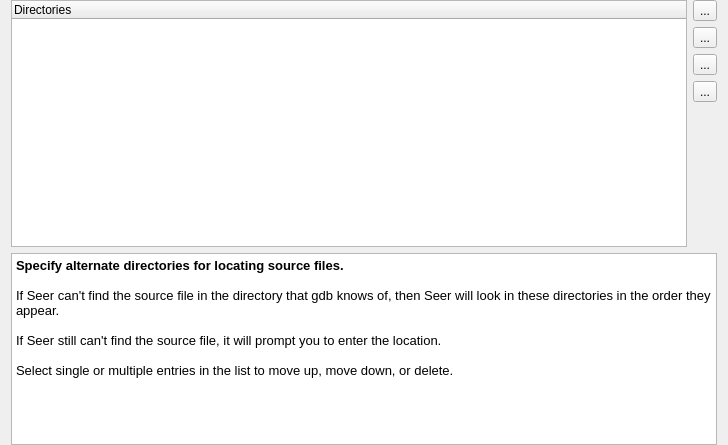
epasveer/seer, file src/SeerSourceConfigPage.ui: the form before one commit.
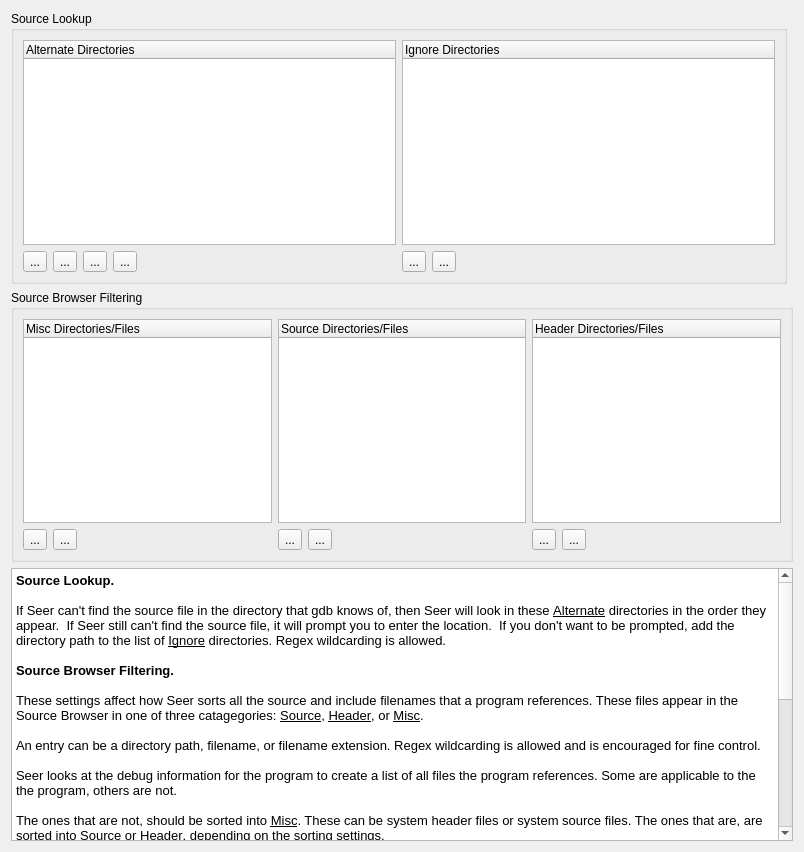
The form after the commit. Icons and pictures are not drawn.

Commit message:
Add 'ignore' support when opening files.
Some system files won't be found and are annoying
when prompted each time.

```diff
--- a/src/SeerSourceConfigPage.ui
+++ b/src/SeerSourceConfigPage.ui
@@ -6,22 +6,44 @@
    <rect>
     <x>0</x>
     <y>0</y>
-    <width>728</width>
-    <height>445</height>
+    <width>804</width>
+    <height>852</height>
    </rect>
   </property>
   <property name="windowTitle">
    <string>SeerSourceConfigPage</string>
   </property>
   <layout class="QGridLayout" name="gridLayout">
-   <property name="topMargin">
-    <number>0</number>
-   </property>
-   <property name="bottomMargin">
-    <number>0</number>
-   </property>
-   <item row="0" column="1">
-    <widget class="QToolButton" name="addDirectoryToolButton">
+   <item row="0" column="0">
+    <widget class="QGroupBox" name="sourceLocationGroupBox">
+     <property name="title">
+      <string>Source Lookup</string>
+     </property>
+     <layout class="QHBoxLayout" name="horizontalLayout_3">
+      <item>
+       <layout class="QVBoxLayout" name="verticalLayout_1">
+        <item>
+         <widget class="QTreeWidget" name="alternateDirectoriesTreeWidget">
+          <property name="sizePolicy">
+           <sizepolicy hsizetype="Expanding" vsizetype="Expanding">
+            <horstretch>0</horstretch>
+            <verstretch>0</verstretch>
+           </sizepolicy>
+          </property>
+          <property name="rootIsDecorated">
+           <bool>false</bool>
+          </property>
+          <column>
+           <property name="text">
+            <string>Alternate Directories</string>
+           </property>
+          </column>
+         </widget>
+        </item>
+        <item>
+         <layout class="QHBoxLayout" name="horizontalLayout_1">
+          <item>
+           <widget class="QToolButton" name="addAlternateDirectoryToolButton">
      <property name="toolTip">
       <string>Add a new directory.</string>
      </property>
@@ -34,8 +56,8 @@
      </property>
     </widget>
    </item>
-   <item row="1" column="1">
-    <widget class="QToolButton" name="moveUpDirectoriesToolButton">
+          <item>
+           <widget class="QToolButton" name="moveUpAlternateDirectoriesToolButton">
      <property name="toolTip">
       <string>Move up selected directories.</string>
      </property>
@@ -48,8 +70,8 @@
      </property>
     </widget>
    </item>
-   <item row="2" column="1">
-    <widget class="QToolButton" name="moveDownDirectoriesToolButton">
+          <item>
+           <widget class="QToolButton" name="moveDownAlternateDirectoriesToolButton">
      <property name="toolTip">
       <string>Move down selected directories.</string>
      </property>
@@ -62,8 +84,8 @@
      </property>
     </widget>
    </item>
-   <item row="3" column="1">
-    <widget class="QToolButton" name="deleteDirectoriesToolButton">
+          <item>
+           <widget class="QToolButton" name="deleteAlternateDirectoriesToolButton">
      <property name="toolTip">
       <string>Delete selected directories.</string>
      </property>
@@ -76,20 +98,304 @@
      </property>
     </widget>
    </item>
-   <item row="4" column="1">
-    <spacer name="verticalSpacer">
+          <item>
+           <spacer name="horizontalSpacer_1">
      <property name="orientation">
-      <enum>Qt::Vertical</enum>
+             <enum>Qt::Horizontal</enum>
      </property>
      <property name="sizeHint" stdset="0">
       <size>
-       <width>20</width>
-       <height>82</height>
+              <width>40</width>
+              <height>20</height>
       </size>
      </property>
     </spacer>
    </item>
-   <item row="5" column="0" colspan="2">
+         </layout>
+        </item>
+       </layout>
+      </item>
+      <item>
+       <layout class="QVBoxLayout" name="verticalLayout_2">
+        <item>
+         <widget class="QTreeWidget" name="ignoreDirectoriesTreeWidget">
+          <property name="sizePolicy">
+           <sizepolicy hsizetype="Expanding" vsizetype="Expanding">
+            <horstretch>0</horstretch>
+            <verstretch>0</verstretch>
+           </sizepolicy>
+          </property>
+          <property name="rootIsDecorated">
+           <bool>false</bool>
+          </property>
+          <column>
+           <property name="text">
+            <string>Ignore Directories</string>
+           </property>
+          </column>
+         </widget>
+        </item>
+        <item>
+         <layout class="QHBoxLayout" name="horizontalLayout_2">
+          <item>
+           <widget class="QToolButton" name="addIgnoreDirectoryToolButton">
+            <property name="toolTip">
+             <string>Add a new directory.</string>
+            </property>
+            <property name="text">
+             <string>...</string>
+            </property>
+            <property name="icon">
+             <iconset resource="resource.qrc">
+              <normaloff>:/seer/resources/RelaxLightIcons/document-new.svg</normaloff>:/seer/resources/RelaxLightIcons/document-new.svg</iconset>
+            </property>
+           </widget>
+          </item>
+          <item>
+           <widget class="QToolButton" name="deleteIgnoreDirectoriesToolButton">
+            <property name="toolTip">
+             <string>Delete selected directories.</string>
+            </property>
+            <property name="text">
+             <string>...</string>
+            </property>
+            <property name="icon">
+             <iconset resource="resource.qrc">
+              <normaloff>:/seer/resources/RelaxLightIcons/edit-delete.svg</normaloff>:/seer/resources/RelaxLightIcons/edit-delete.svg</iconset>
+            </property>
+           </widget>
+          </item>
+          <item>
+           <spacer name="horizontalSpacer_2">
+            <property name="orientation">
+             <enum>Qt::Horizontal</enum>
+            </property>
+            <property name="sizeHint" stdset="0">
+             <size>
+              <width>40</width>
+              <height>20</height>
+             </size>
+            </property>
+           </spacer>
+          </item>
+         </layout>
+        </item>
+       </layout>
+      </item>
+     </layout>
+    </widget>
+   </item>
+   <item row="1" column="0" colspan="2">
+    <widget class="QGroupBox" name="sourceBrowserGroupBox">
+     <property name="title">
+      <string>Source Browser Filtering</string>
+     </property>
+     <layout class="QHBoxLayout" name="horizontalLayout">
+      <item>
+       <layout class="QVBoxLayout" name="verticalLayout">
+        <item>
+         <widget class="QTreeWidget" name="miscDirectoriesTreeWidget">
+          <property name="sizePolicy">
+           <sizepolicy hsizetype="Expanding" vsizetype="Expanding">
+            <horstretch>0</horstretch>
+            <verstretch>0</verstretch>
+           </sizepolicy>
+          </property>
+          <property name="rootIsDecorated">
+           <bool>false</bool>
+          </property>
+          <column>
+           <property name="text">
+            <string>Misc Directories/Files</string>
+           </property>
+          </column>
+         </widget>
+        </item>
+        <item>
+         <layout class="QHBoxLayout" name="horizontalLayout_4">
+          <item>
+           <widget class="QToolButton" name="addMiscDirectoryToolButton">
+            <property name="toolTip">
+             <string>Add a new directory.</string>
+            </property>
+            <property name="text">
+             <string>...</string>
+            </property>
+            <property name="icon">
+             <iconset resource="resource.qrc">
+              <normaloff>:/seer/resources/RelaxLightIcons/document-new.svg</normaloff>:/seer/resources/RelaxLightIcons/document-new.svg</iconset>
+            </property>
+           </widget>
+          </item>
+          <item>
+           <widget class="QToolButton" name="deleteMiscDirectoriesToolButton">
+            <property name="toolTip">
+             <string>Delete selected directories.</string>
+            </property>
+            <property name="text">
+             <string>...</string>
+            </property>
+            <property name="icon">
+             <iconset resource="resource.qrc">
+              <normaloff>:/seer/resources/RelaxLightIcons/edit-delete.svg</normaloff>:/seer/resources/RelaxLightIcons/edit-delete.svg</iconset>
+            </property>
+           </widget>
+          </item>
+          <item>
+           <spacer name="horizontalSpacer_3">
+            <property name="orientation">
+             <enum>Qt::Horizontal</enum>
+            </property>
+            <property name="sizeHint" stdset="0">
+             <size>
+              <width>40</width>
+              <height>20</height>
+             </size>
+            </property>
+           </spacer>
+          </item>
+         </layout>
+        </item>
+       </layout>
+      </item>
+      <item>
+       <layout class="QVBoxLayout" name="verticalLayout_3">
+        <item>
+         <widget class="QTreeWidget" name="sourceDirectoriesTreeWidget">
+          <property name="sizePolicy">
+           <sizepolicy hsizetype="Expanding" vsizetype="Expanding">
+            <horstretch>0</horstretch>
+            <verstretch>0</verstretch>
+           </sizepolicy>
+          </property>
+          <property name="rootIsDecorated">
+           <bool>false</bool>
+          </property>
+          <column>
+           <property name="text">
+            <string>Source Directories/Files</string>
+           </property>
+          </column>
+         </widget>
+        </item>
+        <item>
+         <layout class="QHBoxLayout" name="horizontalLayout_5">
+          <item>
+           <widget class="QToolButton" name="addSourceDirectoryToolButton">
+            <property name="toolTip">
+             <string>Add a new directory.</string>
+            </property>
+            <property name="text">
+             <string>...</string>
+            </property>
+            <property name="icon">
+             <iconset resource="resource.qrc">
+              <normaloff>:/seer/resources/RelaxLightIcons/document-new.svg</normaloff>:/seer/resources/RelaxLightIcons/document-new.svg</iconset>
+            </property>
+           </widget>
+          </item>
+          <item>
+           <widget class="QToolButton" name="deleteSourceDirectoriesToolButton">
+            <property name="toolTip">
+             <string>Delete selected directories.</string>
+            </property>
+            <property name="text">
+             <string>...</string>
+            </property>
+            <property name="icon">
+             <iconset resource="resource.qrc">
+              <normaloff>:/seer/resources/RelaxLightIcons/edit-delete.svg</normaloff>:/seer/resources/RelaxLightIcons/edit-delete.svg</iconset>
+            </property>
+           </widget>
+          </item>
+          <item>
+           <spacer name="horizontalSpacer_4">
+            <property name="orientation">
+             <enum>Qt::Horizontal</enum>
+            </property>
+            <property name="sizeHint" stdset="0">
+             <size>
+              <width>40</width>
+              <height>20</height>
+             </size>
+            </property>
+           </spacer>
+          </item>
+         </layout>
+        </item>
+       </layout>
+      </item>
+      <item>
+       <layout class="QVBoxLayout" name="verticalLayout_4">
+        <item>
+         <widget class="QTreeWidget" name="headerDirectoriesTreeWidget">
+          <property name="sizePolicy">
+           <sizepolicy hsizetype="Expanding" vsizetype="Expanding">
+            <horstretch>0</horstretch>
+            <verstretch>0</verstretch>
+           </sizepolicy>
+          </property>
+          <property name="rootIsDecorated">
+           <bool>false</bool>
+          </property>
+          <column>
+           <property name="text">
+            <string>Header Directories/Files</string>
+           </property>
+          </column>
+         </widget>
+        </item>
+        <item>
+         <layout class="QHBoxLayout" name="horizontalLayout_6">
+          <item>
+           <widget class="QToolButton" name="addHeaderDirectoryToolButton">
+            <property name="toolTip">
+             <string>Add a new directory.</string>
+            </property>
+            <property name="text">
+             <string>...</string>
+            </property>
+            <property name="icon">
+             <iconset resource="resource.qrc">
+              <normaloff>:/seer/resources/RelaxLightIcons/document-new.svg</normaloff>:/seer/resources/RelaxLightIcons/document-new.svg</iconset>
+            </property>
+           </widget>
+          </item>
+          <item>
+           <widget class="QToolButton" name="deleteHeaderDirectoriesToolButton">
+            <property name="toolTip">
+             <string>Delete selected directories.</string>
+            </property>
+            <property name="text">
+             <string>...</string>
+            </property>
+            <property name="icon">
+             <iconset resource="resource.qrc">
+              <normaloff>:/seer/resources/RelaxLightIcons/edit-delete.svg</normaloff>:/seer/resources/RelaxLightIcons/edit-delete.svg</iconset>
+            </property>
+           </widget>
+          </item>
+          <item>
+           <spacer name="horizontalSpacer_5">
+            <property name="orientation">
+             <enum>Qt::Horizontal</enum>
+            </property>
+            <property name="sizeHint" stdset="0">
+             <size>
+              <width>40</width>
+              <height>20</height>
+             </size>
+            </property>
+           </spacer>
+          </item>
+         </layout>
+        </item>
+       </layout>
+      </item>
+     </layout>
+    </widget>
+   </item>
+   <item row="2" column="0" colspan="2">
     <widget class="QTextBrowser" name="textBrowser">
      <property name="sizePolicy">
       <sizepolicy hsizetype="Expanding" vsizetype="Expanding">
@@ -102,34 +408,40 @@
 &lt;html&gt;&lt;head&gt;&lt;meta name=&quot;qrichtext&quot; content=&quot;1&quot; /&gt;&lt;style type=&quot;text/css&quot;&gt;
 p, li { white-space: pre-wrap; }
 &lt;/style&gt;&lt;/head&gt;&lt;body style=&quot; font-family:'Noto Sans'; font-size:10pt; font-weight:400; font-style:normal;&quot;&gt;
-&lt;p style=&quot; margin-top:0px; margin-bottom:0px; margin-left:0px; margin-right:0px; -qt-block-indent:0; text-indent:0px;&quot;&gt;&lt;span style=&quot; font-weight:600;&quot;&gt;Specify alternate directories for locating source files.&lt;/span&gt;&lt;/p&gt;
+&lt;p style=&quot; margin-top:0px; margin-bottom:0px; margin-left:0px; margin-right:0px; -qt-block-indent:0; text-indent:0px;&quot;&gt;&lt;span style=&quot; font-weight:600;&quot;&gt;Source Lookup.&lt;/span&gt;&lt;/p&gt;
 &lt;p style=&quot;-qt-paragraph-type:empty; margin-top:0px; margin-bottom:0px; margin-left:0px; margin-right:0px; -qt-block-indent:0; text-indent:0px;&quot;&gt;&lt;br /&gt;&lt;/p&gt;
-&lt;p style=&quot; margin-top:0px; margin-bottom:0px; margin-left:0px; margin-right:0px; -qt-block-indent:0; text-indent:0px;&quot;&gt;If Seer can't find the source file in the directory that gdb knows of, then Seer will look in these directories in the order they appear.&lt;/p&gt;
+&lt;p style=&quot; margin-top:0px; margin-bottom:0px; margin-left:0px; margin-right:0px; -qt-block-indent:0; text-indent:0px;&quot;&gt;If Seer can't find the source file in the directory that gdb knows of, then Seer will look in these &lt;span style=&quot; text-decoration: underline;&quot;&gt;Alternate&lt;/span&gt; directories in the order they appear.  If Seer still can't find the source file, it will prompt you to enter the location.  If you don't want to be prompted, add the directory path to the list of &lt;span style=&quot; text-decoration: underline;&quot;&gt;Ignore&lt;/span&gt; directories. Regex wildcarding is allowed.&lt;/p&gt;
 &lt;p style=&quot;-qt-paragraph-type:empty; margin-top:0px; margin-bottom:0px; margin-left:0px; margin-right:0px; -qt-block-indent:0; text-indent:0px;&quot;&gt;&lt;br /&gt;&lt;/p&gt;
-&lt;p style=&quot; margin-top:0px; margin-bottom:0px; margin-left:0px; margin-right:0px; -qt-block-indent:0; text-indent:0px;&quot;&gt;If Seer still can't find the source file, it will prompt you to enter the location.&lt;/p&gt;
+&lt;p style=&quot; margin-top:0px; margin-bottom:0px; margin-left:0px; margin-right:0px; -qt-block-indent:0; text-indent:0px;&quot;&gt;&lt;span style=&quot; font-weight:600;&quot;&gt;Source Browser Filtering.&lt;/span&gt;&lt;/p&gt;
 &lt;p style=&quot;-qt-paragraph-type:empty; margin-top:0px; margin-bottom:0px; margin-left:0px; margin-right:0px; -qt-block-indent:0; text-indent:0px;&quot;&gt;&lt;br /&gt;&lt;/p&gt;
-&lt;p style=&quot; margin-top:0px; margin-bottom:0px; margin-left:0px; margin-right:0px; -qt-block-indent:0; text-indent:0px;&quot;&gt;Select single or multiple entries in the list to move up, move down, or delete.&lt;/p&gt;&lt;/body&gt;&lt;/html&gt;</string>
+&lt;p style=&quot; margin-top:0px; margin-bottom:0px; margin-left:0px; margin-right:0px; -qt-block-indent:0; text-indent:0px;&quot;&gt;These settings affect how Seer sorts all the source and include filenames that a program references. These files appear in the Source Browser in one of three catagegories: &lt;span style=&quot; text-decoration: underline;&quot;&gt;Source&lt;/span&gt;, &lt;span style=&quot; text-decoration: underline;&quot;&gt;Header&lt;/span&gt;, or &lt;span style=&quot; text-decoration: underline;&quot;&gt;Misc&lt;/span&gt;.&lt;/p&gt;
+&lt;p style=&quot;-qt-paragraph-type:empty; margin-top:0px; margin-bottom:0px; margin-left:0px; margin-right:0px; -qt-block-indent:0; text-indent:0px;&quot;&gt;&lt;br /&gt;&lt;/p&gt;
+&lt;p style=&quot; margin-top:0px; margin-bottom:0px; margin-left:0px; margin-right:0px; -qt-block-indent:0; text-indent:0px;&quot;&gt;An entry can be a directory path, filename, or filename extension. Regex wildcarding is allowed and is encouraged for fine control.&lt;/p&gt;
+&lt;p style=&quot;-qt-paragraph-type:empty; margin-top:0px; margin-bottom:0px; margin-left:0px; margin-right:0px; -qt-block-indent:0; text-indent:0px;&quot;&gt;&lt;br /&gt;&lt;/p&gt;
+&lt;p style=&quot; margin-top:0px; margin-bottom:0px; margin-left:0px; margin-right:0px; -qt-block-indent:0; text-indent:0px;&quot;&gt;Seer looks at the debug information for the program to create a list of all files the program references. Some are applicable to the the program, others are not.&lt;/p&gt;
+&lt;p style=&quot;-qt-paragraph-type:empty; margin-top:0px; margin-bottom:0px; margin-left:0px; margin-right:0px; -qt-block-indent:0; text-indent:0px;&quot;&gt;&lt;br /&gt;&lt;/p&gt;
+&lt;p style=&quot; margin-top:0px; margin-bottom:0px; margin-left:0px; margin-right:0px; -qt-block-indent:0; text-indent:0px;&quot;&gt;The ones that are not, should be sorted into &lt;span style=&quot; text-decoration: underline;&quot;&gt;Misc&lt;/span&gt;. These can be system header files or system source files. The ones that are, are sorted into &lt;span style=&quot; text-decoration: underline;&quot;&gt;Source&lt;/span&gt; or &lt;span style=&quot; text-decoration: underline;&quot;&gt;Header&lt;/span&gt;, depending on the sorting settings.&lt;/p&gt;
+&lt;p style=&quot;-qt-paragraph-type:empty; margin-top:0px; margin-bottom:0px; margin-left:0px; margin-right:0px; -qt-block-indent:0; text-indent:0px;&quot;&gt;&lt;br /&gt;&lt;/p&gt;
+&lt;p style=&quot; margin-top:0px; margin-bottom:0px; margin-left:0px; margin-right:0px; -qt-block-indent:0; text-indent:0px;&quot;&gt;For each file, it is compared to the sort patterns in the &lt;span style=&quot; text-decoration: underline;&quot;&gt;Misc&lt;/span&gt; category, then the &lt;span style=&quot; text-decoration: underline;&quot;&gt;Source&lt;/span&gt;, then the &lt;span style=&quot; text-decoration: underline;&quot;&gt;Header&lt;/span&gt; category. It it put into the first one that matches. If it doesn't match any, it is put into the &lt;span style=&quot; text-decoration: underline;&quot;&gt;Misc&lt;/span&gt; category.&lt;/p&gt;
+&lt;p style=&quot;-qt-paragraph-type:empty; margin-top:0px; margin-bottom:0px; margin-left:0px; margin-right:0px; -qt-block-indent:0; text-indent:0px;&quot;&gt;&lt;br /&gt;&lt;/p&gt;
+&lt;p style=&quot; margin-top:0px; margin-bottom:0px; margin-left:0px; margin-right:0px; -qt-block-indent:0; text-indent:0px;&quot;&gt;For example, &lt;span style=&quot; text-decoration: underline;&quot;&gt;Source&lt;/span&gt; should have entries like:&lt;/p&gt;
+&lt;p style=&quot;-qt-paragraph-type:empty; margin-top:0px; margin-bottom:0px; margin-left:0px; margin-right:0px; -qt-block-indent:0; text-indent:0px;&quot;&gt;&lt;br /&gt;&lt;/p&gt;
+&lt;p style=&quot; margin-top:0px; margin-bottom:0px; margin-left:0px; margin-right:0px; -qt-block-indent:0; text-indent:0px;&quot;&gt;    *.cpp&lt;/p&gt;
+&lt;p style=&quot; margin-top:0px; margin-bottom:0px; margin-left:0px; margin-right:0px; -qt-block-indent:0; text-indent:0px;&quot;&gt;    *.c&lt;/p&gt;
+&lt;p style=&quot; margin-top:0px; margin-bottom:0px; margin-left:0px; margin-right:0px; -qt-block-indent:0; text-indent:0px;&quot;&gt;    *.go&lt;/p&gt;
+&lt;p style=&quot; margin-top:0px; margin-bottom:0px; margin-left:0px; margin-right:0px; -qt-block-indent:0; text-indent:0px;&quot;&gt;    *.asm&lt;/p&gt;
+&lt;p style=&quot;-qt-paragraph-type:empty; margin-top:0px; margin-bottom:0px; margin-left:0px; margin-right:0px; -qt-block-indent:0; text-indent:0px;&quot;&gt;&lt;br /&gt;&lt;/p&gt;
+&lt;p style=&quot; margin-top:0px; margin-bottom:0px; margin-left:0px; margin-right:0px; -qt-block-indent:0; text-indent:0px;&quot;&gt;&lt;span style=&quot; text-decoration: underline;&quot;&gt;Header&lt;/span&gt; should have entries like:&lt;/p&gt;
+&lt;p style=&quot;-qt-paragraph-type:empty; margin-top:0px; margin-bottom:0px; margin-left:0px; margin-right:0px; -qt-block-indent:0; text-indent:0px;&quot;&gt;&lt;br /&gt;&lt;/p&gt;
+&lt;p style=&quot; margin-top:0px; margin-bottom:0px; margin-left:0px; margin-right:0px; -qt-block-indent:0; text-indent:0px;&quot;&gt;    *.h&lt;/p&gt;
+&lt;p style=&quot;-qt-paragraph-type:empty; margin-top:0px; margin-bottom:0px; margin-left:0px; margin-right:0px; -qt-block-indent:0; text-indent:0px;&quot;&gt;&lt;br /&gt;&lt;/p&gt;
+&lt;p style=&quot; margin-top:0px; margin-bottom:0px; margin-left:0px; margin-right:0px; -qt-block-indent:0; text-indent:0px;&quot;&gt;&lt;span style=&quot; text-decoration: underline;&quot;&gt;Misc&lt;/span&gt; should have entries like:&lt;/p&gt;
+&lt;p style=&quot;-qt-paragraph-type:empty; margin-top:0px; margin-bottom:0px; margin-left:0px; margin-right:0px; -qt-block-indent:0; text-indent:0px;&quot;&gt;&lt;br /&gt;&lt;/p&gt;
+&lt;p style=&quot; margin-top:0px; margin-bottom:0px; margin-left:0px; margin-right:0px; -qt-block-indent:0; text-indent:0px;&quot;&gt;    /usr/include/*&lt;/p&gt;
+&lt;p style=&quot; margin-top:0px; margin-bottom:0px; margin-left:0px; margin-right:0px; -qt-block-indent:0; text-indent:0px;&quot;&gt; &lt;/p&gt;&lt;/body&gt;&lt;/html&gt;</string>
      </property>
     </widget>
    </item>
-   <item row="0" column="0" rowspan="5">
-    <widget class="QTreeWidget" name="directoriesTreeWidget">
-     <property name="sizePolicy">
-      <sizepolicy hsizetype="Expanding" vsizetype="Expanding">
-       <horstretch>0</horstretch>
-       <verstretch>0</verstretch>
-      </sizepolicy>
-     </property>
-     <property name="rootIsDecorated">
-      <bool>false</bool>
-     </property>
-     <column>
-      <property name="text">
-       <string>Directories</string>
-      </property>
-     </column>
-    </widget>
-   </item>
   </layout>
  </widget>
  <resources>
```
Lines whose indentation alone changed are shown as unchanged. The commit also changes 14 other files.
